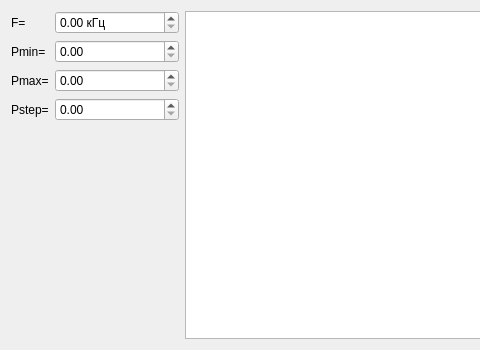
First picture: the form in sweepwidget.ui, repository igrekus/out_pow_measure, before the edit; both pictures show x 0 to 480 and y 0 to 350 of the 868 by 350 pixel window.
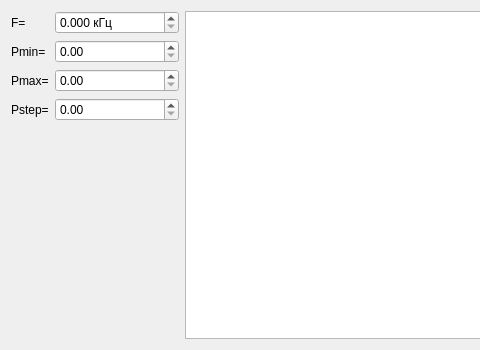
Second picture: the form after the edit.

Commit message: WIP: implement UI customizations for both sweep types

The edit to the form file:
```diff
--- a/sweepwidget.ui
+++ b/sweepwidget.ui
@@ -28,6 +28,9 @@
        <property name="suffix">
         <string> кГц</string>
        </property>
+       <property name="decimals">
+        <number>3</number>
+       </property>
       </widget>
      </item>
      <item row="1" column="0">
```
The commit also changes 1 other file.
